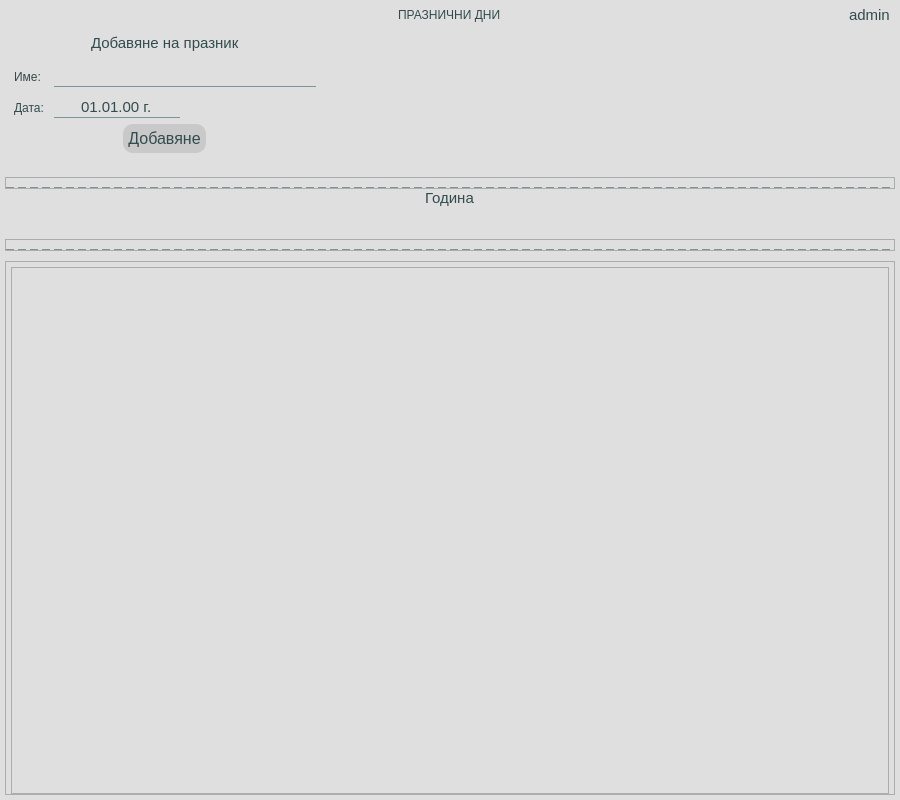
DevilPhp/WorkSalary.v01, file app/ui/widgets/customHolidaysWidget.ui: the form before one commit.
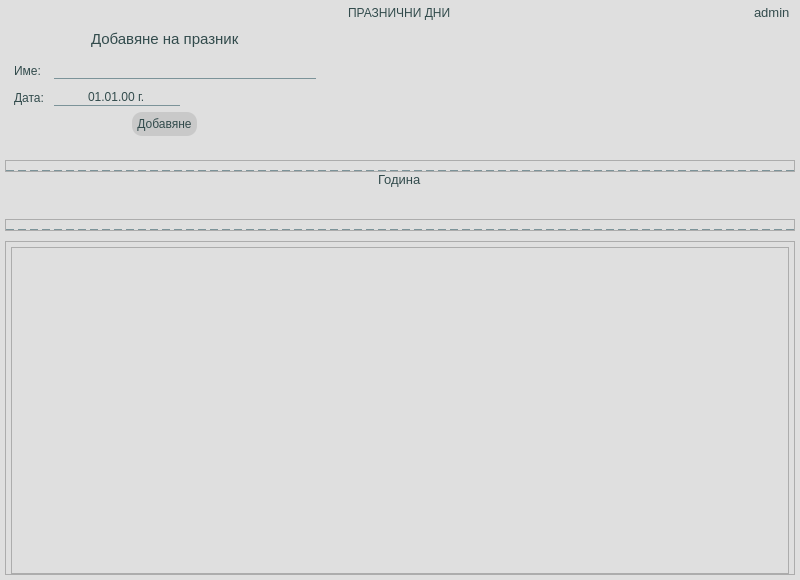
The form after the commit. Icons and pictures are not drawn.

What changed in the file:
```diff
--- a/app/ui/widgets/customHolidaysWidget.ui
+++ b/app/ui/widgets/customHolidaysWidget.ui
@@ -6,14 +6,14 @@
    <rect>
     <x>0</x>
     <y>0</y>
-    <width>900</width>
-    <height>800</height>
+    <width>800</width>
+    <height>580</height>
    </rect>
   </property>
   <property name="minimumSize">
    <size>
-    <width>900</width>
-    <height>800</height>
+    <width>800</width>
+    <height>580</height>
    </size>
   </property>
   <property name="windowTitle">
@@ -22,7 +22,7 @@
   <property name="styleSheet">
    <string notr="true">*{
 	background-color: #dfdfdf;
-	font: 600 12pt &quot;Segoe UI&quot;;
+	font: 600 9pt &quot;Segoe UI&quot;;
 	color: #324b4c;
 }
 
@@ -40,7 +40,7 @@
 	border: none;
 	border-radius: 10px;
 	padding: 5px;
-	font-size: 12pt;
+	font-size: 9pt;
 }
 
 QPushButton:hover{
@@ -54,7 +54,7 @@
 
 QLineEdit, QDateEdit{
 	border: none;
-	font-size: 11pt;
+	font-size: 9pt;
 	border-bottom: 1px solid #7c9399;
 }
 
@@ -81,7 +81,7 @@
 }
 
 #pageTitle {
-	font: 700 13pt &quot;Segoe UI&quot;;
+	font: 700 11pt &quot;Segoe UI&quot;;
 }
 
 #newHolidayCalBtn {
@@ -99,7 +99,7 @@
 
 
 #usernameLabel {
-	font-size: 11pt;
+	font-size: 10pt;
 }
 
 #workerPlaceLineEdit, #workerPositionLineEdit {
@@ -107,7 +107,7 @@
 }
 
 #widget_3 * {
-	font-size: 11pt;
+	font-size: 10pt;
 }</string>
   </property>
   <layout class="QVBoxLayout" name="verticalLayout">
@@ -194,7 +194,7 @@
           <widget class="QWidget" name="userHolder" native="true">
            <layout class="QHBoxLayout" name="horizontalLayout_3">
             <property name="spacing">
-             <number>10</number>
+             <number>3</number>
             </property>
             <property name="leftMargin">
              <number>0</number>
@@ -219,8 +219,8 @@
               </property>
               <property name="iconSize">
                <size>
-                <width>24</width>
-                <height>24</height>
+                <width>18</width>
+                <height>18</height>
                </size>
               </property>
              </widget>
@@ -239,8 +239,8 @@
               </property>
               <property name="iconSize">
                <size>
-                <width>24</width>
-                <height>24</height>
+                <width>18</width>
+                <height>18</height>
                </size>
               </property>
              </widget>
@@ -397,8 +397,8 @@
                         <minute>0</minute>
                         <second>0</second>
                         <year>1990</year>
-                        <month>9</month>
-                        <day>3</day>
+                        <month>8</month>
+                        <day>31</day>
                        </datetime>
                       </property>
                       <property name="displayFormat">
@@ -425,8 +425,8 @@
                       </property>
                       <property name="iconSize">
                        <size>
-                        <width>24</width>
-                        <height>24</height>
+                        <width>18</width>
+                        <height>18</height>
                        </size>
                       </property>
                      </widget>
@@ -601,8 +601,8 @@
        <rect>
         <x>0</x>
         <y>0</y>
-        <width>888</width>
-        <height>513</height>
+        <width>788</width>
+        <height>314</height>
        </rect>
       </property>
       <layout class="QVBoxLayout" name="verticalLayout_12">
@@ -643,16 +643,16 @@
            <widget class="QTableView" name="holidaysTableView">
             <property name="styleSheet">
              <string notr="true">QHeaderView:section{
-	font: 700 10.5pt &quot;Segoe UI&quot;;
+	font: 700 9pt &quot;Segoe UI&quot;;
 	background-color: #dfdfdf;
-	padding: 5px;
+	padding: 3px;
 }
 QVerticalView:section{
-	min-height: 30;
+	min-height: 25px;
 }
 QAbstractItemView{
 	alternate-background-color: #d3d3d3;
-	font: 10.5pt &quot;Segoe UI&quot;;
+	font: 8pt &quot;Segoe UI&quot;;
 	selection-background-color: rgba(198, 228, 254, 45);
 	selection-color: #324b4c;
 	focus: none;
@@ -678,6 +678,12 @@
             <attribute name="verticalHeaderVisible">
              <bool>false</bool>
             </attribute>
+            <attribute name="verticalHeaderMinimumSectionSize">
+             <number>20</number>
+            </attribute>
+            <attribute name="verticalHeaderDefaultSectionSize">
+             <number>20</number>
+            </attribute>
            </widget>
           </item>
          </layout>
```
Left out of the diff: 3 changed lines with no effect on the pictures.
